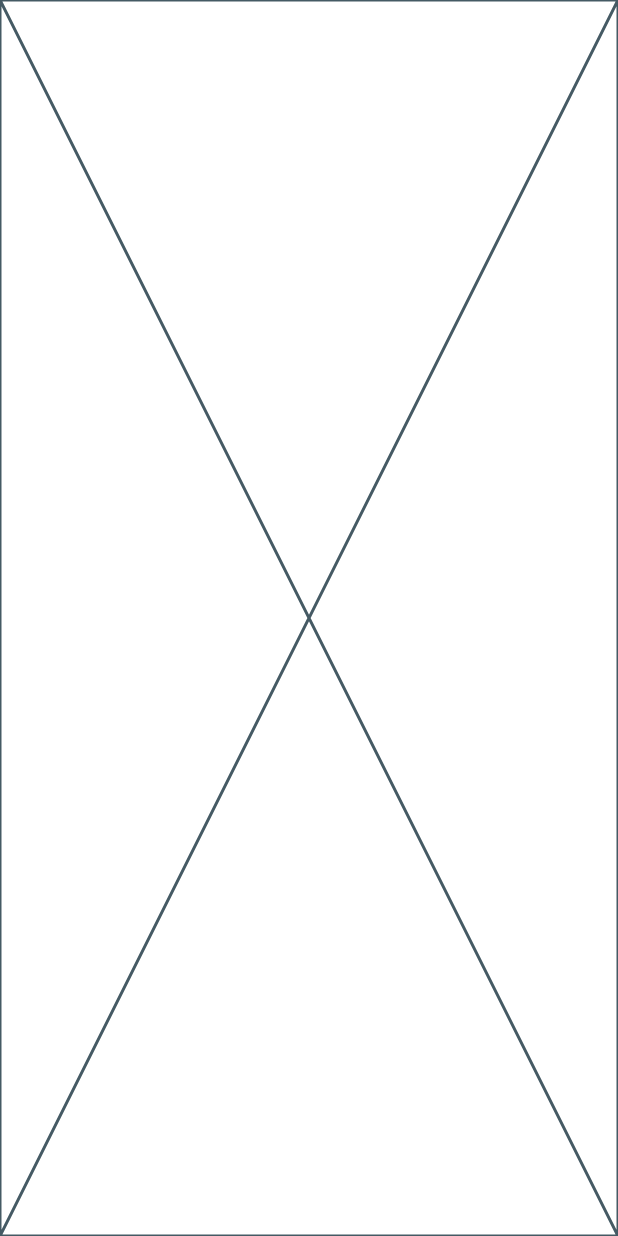
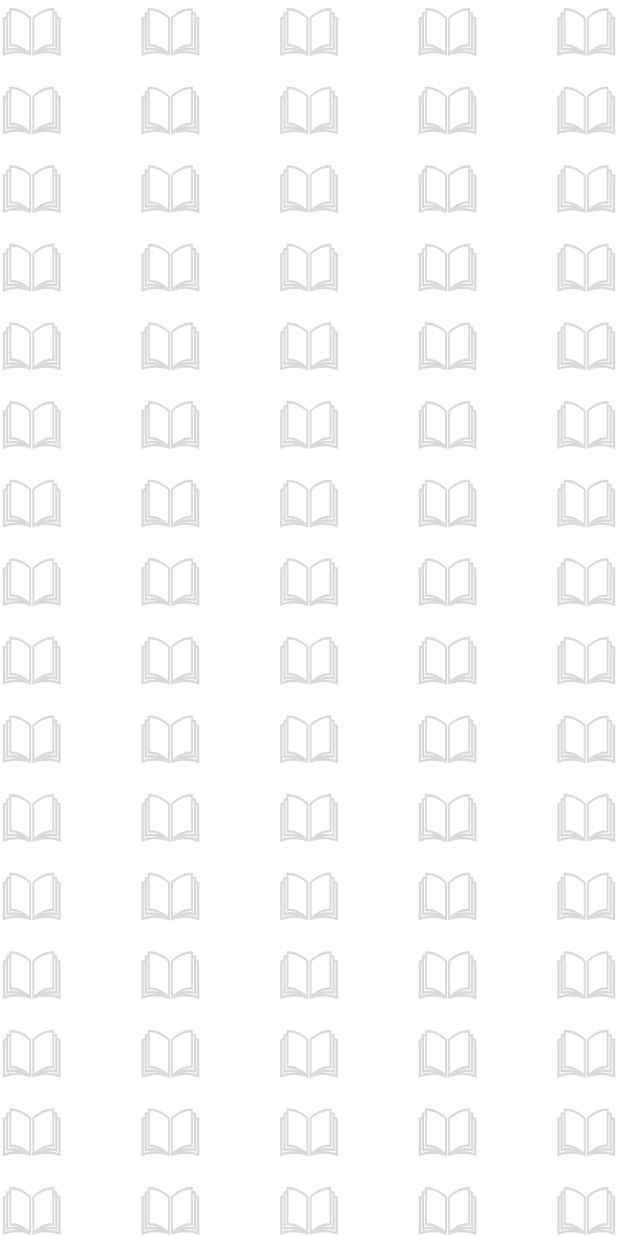
Before and after one commit to nacho-bytes/beallibres, a Flutter app: the screen it shows after launch, on a phone screen of 412 x 824 dp. Run offline on Flutter 3.47's test engine with Material 3 defaults, Android fonts, the phone set to English and light mode, and no system bars; our stand-ins replace firebase_core, go_router; accounts and stored records are empty; generated files the repository leaves out were written again.

Commit message:
Prototype of the book library

```diff
--- /dev/null
+++ b/lib/pages/book_galery.dart
@@ -0,0 +1,29 @@
+import 'dart:math';
+
+import 'package:flutter/material.dart' show BoxFit, BuildContext, GridView, Image, SliverGridDelegateWithFixedCrossAxisCount, StatelessWidget, Widget;
+
+/// A widget that displays a grid of book covers.
+class BookGalery extends StatelessWidget {
+  /// Creates a widget that displays a grid of book covers.
+  ///
+  /// The [key] is optional and defaults to `null`.
+  const BookGalery({
+    super.key,
+  });
+
+  @override
+  Widget build(final BuildContext context) =>
+    GridView.builder(
+      gridDelegate: const SliverGridDelegateWithFixedCrossAxisCount(
+        crossAxisCount: 5,
+        crossAxisSpacing: 50,
+        mainAxisSpacing: 10,
+      ),
+      itemBuilder: (final BuildContext context, final int index) => Image.asset(
+        'assets/images/book-cover-placeholder.png',
+        width: (100 + Random().nextInt(50) - Random().nextInt(50)).toDouble(),
+        height:(160 + Random().nextInt(100) - Random().nextInt(100)).toDouble(),
+        fit: BoxFit.fitWidth,
+      ),
+    );
+}
--- a/lib/router/routes.dart
+++ b/lib/router/routes.dart
@@ -1,5 +1,7 @@
 import 'package:flutter/material.dart' show BuildContext, Placeholder, Widget, immutable;
 import 'package:go_router/go_router.dart' show GoRouteData, GoRouterHelper, GoRouterState, RouteBase, RouteData, TypedGoRoute, TypedRoute;
+
+import '../pages/book_galery.dart' show BookGalery;
 
 part 'routes.g.dart';
 
@@ -35,7 +37,7 @@ class HomeRoute extends GoRouteData {
   Widget build(
     final BuildContext context,
     final GoRouterState state,
-  ) => const Placeholder();
+  ) => const BookGalery();
 }
 
 /// The login route.
--- a/pubspec.yaml
+++ b/pubspec.yaml
@@ -30,3 +30,5 @@ dev_dependencies:
 flutter:
   uses-material-design: true
   generate: true
+  assets:
+    - assets/images/book-cover-placeholder.png
```
Also changed, not shown: assets/images/book-cover-placeholder.png (added).
